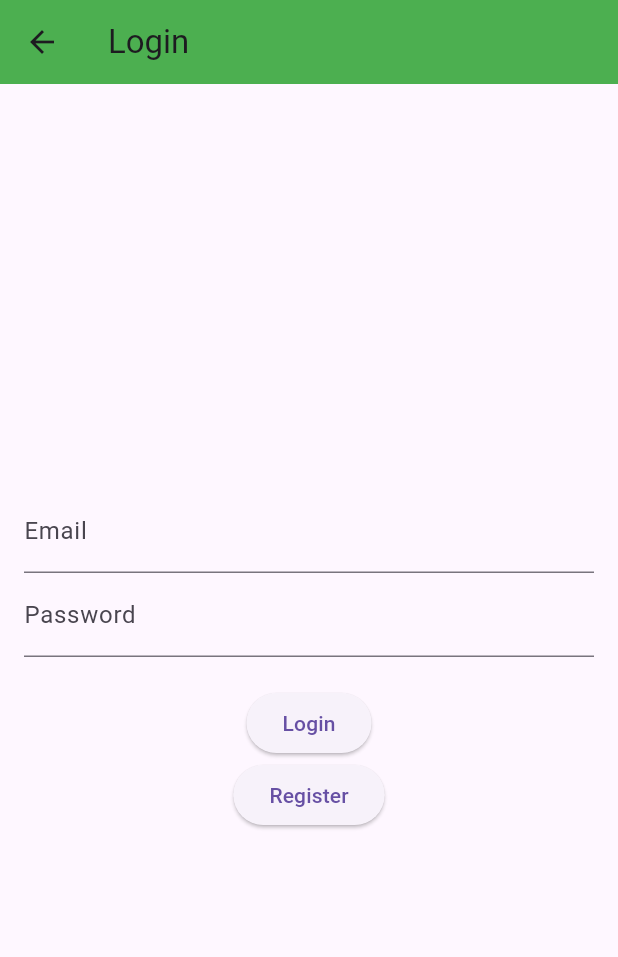
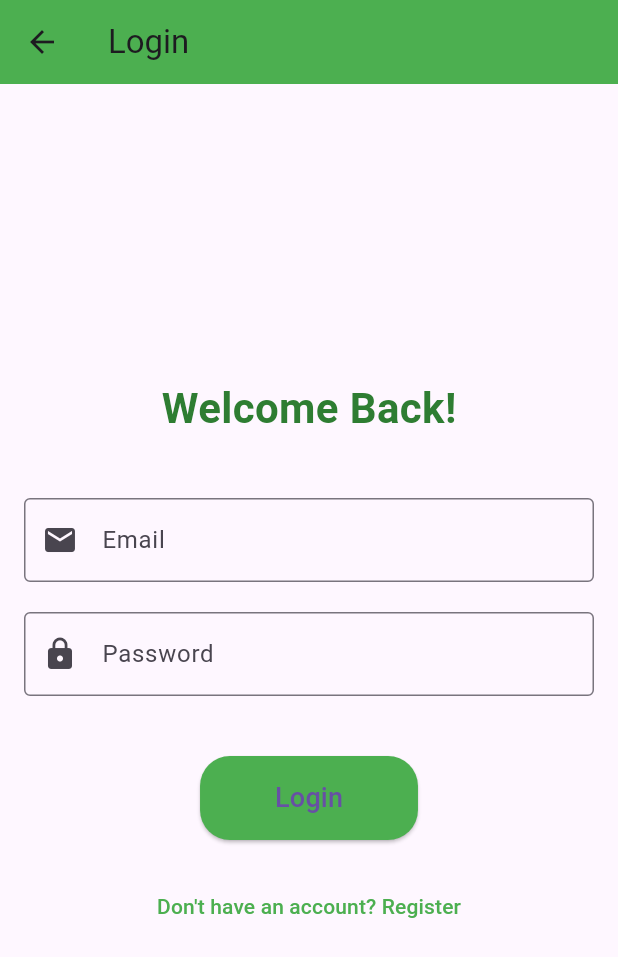
Before and after one commit to Dhanasree-md/event_ticketing_system_group2, a Flutter app: the LoginScreen screen opened by its route, on a phone screen of 412 x 824 dp. Shown: the top 957 px of the screen. Run offline on Flutter 3.47's test engine with Material 3 defaults, Android fonts, the phone set to English and light mode, and no system bars.

Commit message:
login and register design screen changes

```diff
--- a/lib/screens/login_screen.dart
+++ b/lib/screens/login_screen.dart
@@ -4,42 +4,104 @@ class LoginScreen extends StatelessWidget {
   final TextEditingController _emailController = TextEditingController();
   final TextEditingController _passwordController = TextEditingController();
 
+  final _formKey = GlobalKey<FormState>();
+
   @override
   Widget build(BuildContext context) {
     return Scaffold(
       appBar: AppBar(
-        title: Text('Login'),backgroundColor: Colors.green,
+        title: Text('Login'),
+        backgroundColor: Colors.green,
       ),
-      body: Padding(
+      body: Center(
+        child: Padding(
           padding: const EdgeInsets.all(16.0),
+          child: SingleChildScrollView(
+            child: Form(
+              key: _formKey,
               child: Column(
                 mainAxisAlignment: MainAxisAlignment.center,
                 children: [
-            TextField(
+                  Text(
+                    "Welcome Back!",
+                    style: TextStyle(
+                      fontSize: 28,
+                      fontWeight: FontWeight.bold,
+                      color: Colors.green[800],
+                    ),
+                  ),
+                  SizedBox(height: 40),
+                  TextFormField(
                     controller: _emailController,
-              decoration: InputDecoration(labelText: 'Email'),
+                    decoration: InputDecoration(
+                      labelText: 'Email',
+                      border: OutlineInputBorder(),
+                      prefixIcon: Icon(Icons.email),
+                    ),
                     keyboardType: TextInputType.emailAddress,
-            ),
-            TextField(
-              controller: _passwordController,
-              decoration: InputDecoration(labelText: 'Password'),
-              obscureText: true,
+                    validator: (value) {
+                      if (value == null || value.isEmpty) {
+                        return 'Please enter your email';
+                      }
+                      if (!RegExp(r'^[^@]+@[^@]+\.[^@]+').hasMatch(value)) {
+                        return 'Please enter a valid email address';
+                      }
+                      return null;
+                    },
                   ),
                   SizedBox(height: 20),
+                  TextFormField(
+                    controller: _passwordController,
+                    decoration: InputDecoration(
+                      labelText: 'Password',
+                      border: OutlineInputBorder(),
+                      prefixIcon: Icon(Icons.lock),
+                    ),
+                    obscureText: true,
+                    validator: (value) {
+                      if (value == null || value.isEmpty) {
+                        return 'Please enter your password';
+                      }
+                      if (value.length < 6) {
+                        return 'Password must be at least 6 characters long';
+                      }
+                      return null;
+                    },
+                  ),
+                  SizedBox(height: 40),
                   ElevatedButton(
                     onPressed: () {
-                // Add your login logic here
+                      if (_formKey.currentState!.validate()) {
+                        // If all fields pass validation, proceed with login
                         Navigator.pushNamed(context, '/home');
+                      }
                     },
-              child: Text('Login'),
+                    style: ElevatedButton.styleFrom(
+                      backgroundColor: Colors.green,
+                      padding: EdgeInsets.symmetric(horizontal: 50, vertical: 15),
+                      shape: RoundedRectangleBorder(
+                        borderRadius: BorderRadius.circular(20),
                       ),
-            ElevatedButton(
+                    ),
+                    child: Text(
+                      'Login',
+                      style: TextStyle(fontSize: 18),
+                    ),
+                  ),
+                  SizedBox(height: 20),
+                  TextButton(
                     onPressed: () {
                       Navigator.pushNamed(context, '/register');
                     },
-              child: Text('Register'),
+                    child: Text(
+                      "Don't have an account? Register",
+                      style: TextStyle(color: Colors.green),
+                    ),
                   ),
                 ],
+              ),
+            ),
+          ),
         ),
       ),
     );
--- a/lib/screens/start_screen.dart
+++ b/lib/screens/start_screen.dart
@@ -1,3 +1,4 @@
+import 'package:event_ticketing_system_group2/screens/login_screen.dart';
 import 'package:flutter/material.dart';
 import 'registration_screen.dart';
 
@@ -11,7 +12,7 @@ class StartScreen extends StatelessWidget {
             // Replace the current screen (StartScreen) with HomeScreen
             Navigator.pushReplacement(
               context,
-              MaterialPageRoute(builder: (context) => RegistrationScreen()),
+              MaterialPageRoute(builder: (context) => LoginScreen()),
             );
           },
           child: Image.asset('assets/images/logo.png'),
```
Also changed, not shown: lib/screens/registration_screen.dart (+89 -8 lines). Lines whose indentation alone changed are shown as unchanged.
